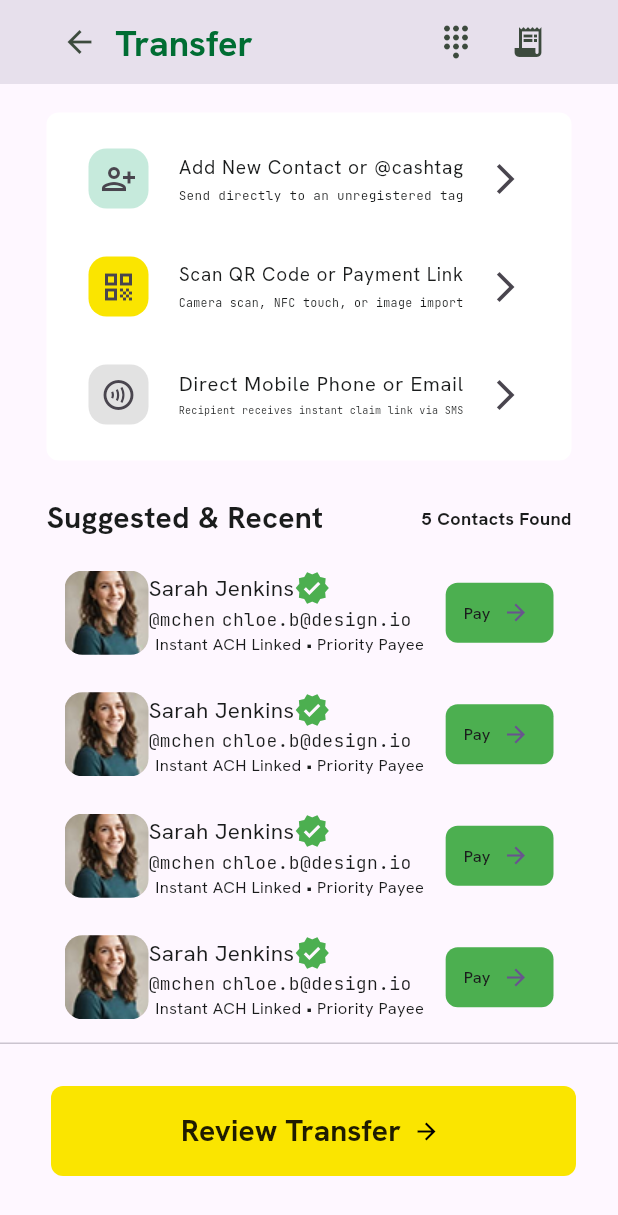
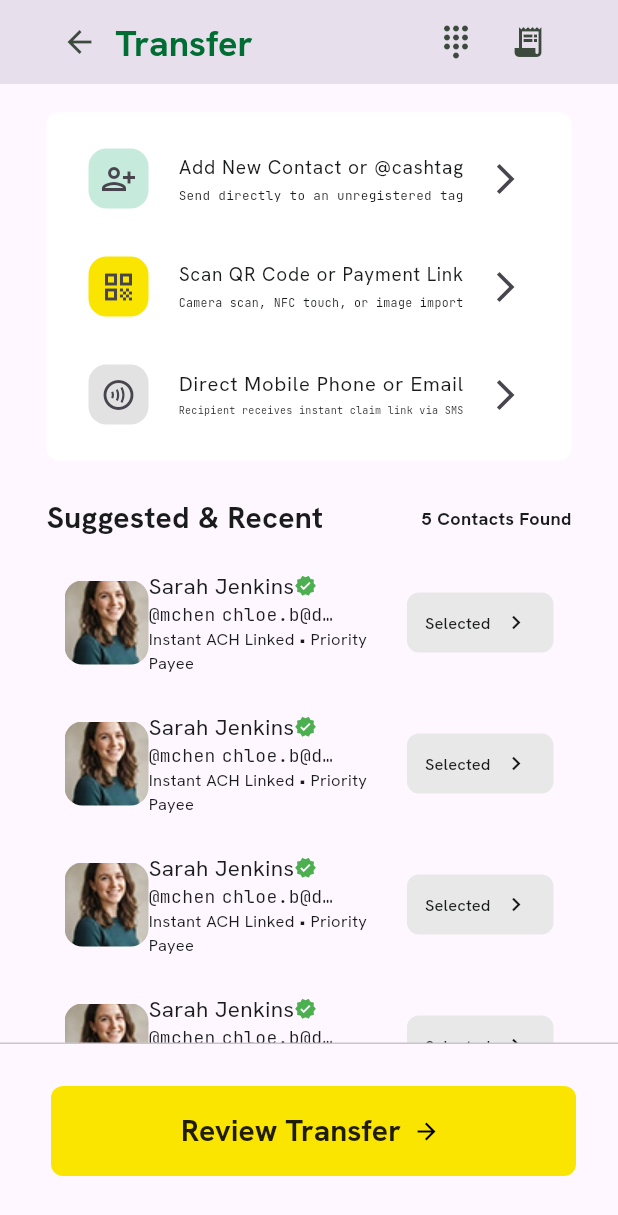
Before and after one commit to aduboakye/CashConnect, a Flutter app: the screen it shows after launch, scrolled down 576 dp, on a phone screen of 412 x 824 dp. Shown: the top 1215 px of the screen. Run offline on Flutter 3.47's test engine with Material 3 defaults, Android fonts, the phone set to English and light mode, and no system bars; our stand-ins replace animated_text_kit, fl_chart, google_fonts, shimmer, zoom_tap_animation; missing offline and left inert: animate_text, blinking_border, drawing_animation_plus, flutter_shaders_ui, glow_effects, pretty_animated_text.

Commit message:
updated cashpaytransferdashboard

```diff
--- a/lib/TransferPage/cashpayTransferdashboard.dart
+++ b/lib/TransferPage/cashpayTransferdashboard.dart
@@ -10,23 +10,24 @@ class Cashpaytransferdashboard extends StatefulWidget {
 }
 
 class _CashpaytransferdashboardState extends State<Cashpaytransferdashboard> {
+  int? selectedMember;
   Widget recent({
     required String title,
     required String subtitle,
     required String subtitle1,
-
+    required bool isSelected,
     required text,
     required String image,
     required IconData icon,
-    //bool isverified,
+    required VoidCallback onTap,
+
   }) {
     return Container(
       width: 350,
       // height: 200,
       padding: EdgeInsetsGeometry.symmetric(vertical: 12, horizontal: 12),
       child: Row(
-        mainAxisAlignment: MainAxisAlignment.spaceBetween,
-        crossAxisAlignment: CrossAxisAlignment.center,
+        mainAxisAlignment: MainAxisAlignment.start,
 
         children: [
           Flexible(
@@ -58,7 +59,7 @@ class _CashpaytransferdashboardState extends State<Cashpaytransferdashboard> {
                                 ),
                               ),
                               // SizedBox(width: 1),
-                              Icon(icon, color: Colors.green),
+                              Icon(icon, color: Colors.green, size: 15),
                             ],
                           ),
                         ),
@@ -68,19 +69,27 @@ class _CashpaytransferdashboardState extends State<Cashpaytransferdashboard> {
                           child: Row(
                             mainAxisAlignment: MainAxisAlignment.start,
                             children: [
-                              Text(
+                              Flexible(
+                                child: Text(
                                   subtitle,
+                                  maxLines: 1,
+                                  overflow: TextOverflow.ellipsis,
                                   style: GoogleFonts.jetBrainsMono(
                                     fontSize: 12,
                                     color: Color(0xFF1A1C1C),
                                   ),
                                 ),
+                              ),
                               SizedBox(width: 4),
-                              Text(
+                              Expanded(
+                                child: Text(
                                   subtitle1,
+                                  maxLines: 1,
+                                  overflow: TextOverflow.ellipsis,
                                   style: GoogleFonts.jetBrainsMono(
                                     fontSize: 12,
                                     color: Color(0xFF1A1C1C),
+                                  ),
                                 ),
                               ),
                             ],
@@ -96,28 +105,33 @@ class _CashpaytransferdashboardState extends State<Cashpaytransferdashboard> {
                       ],
                     ),
                   ),
+                ],
+              ),
+            ),
+          ),
           SizedBox(width: 10),
           TextButton.icon(
-                    onPressed: () {},
+            onPressed: onTap,
             style: IconButton.styleFrom(
-                      backgroundColor: Colors.green,
+              backgroundColor:isSelected
+                  ? const Color(0xFF006D33)
+                  : const Color(0xFFE8E8E8),
+              foregroundColor: isSelected
+                  ? Colors.white
+                  : const Color(0xFF1A1C1C),
               shape: RoundedRectangleBorder(
                 borderRadius: BorderRadiusGeometry.circular(8),
               ),
             ),
             label: Text(
-                      'Pay',
+              isSelected ? 'Pay' : 'Selected',
               style: GoogleFonts.hankenGrotesk(
                 fontSize: 11,
                 color: Color(0xFF1A1C1C),
               ),
             ),
-                    icon: Icon(Icons.arrow_forward),
+            icon: isSelected ? Icon(Icons.arrow_forward) :Icon(Icons.chevron_right),
             iconAlignment: IconAlignment.end,
-                  ),
-                ],
-              ),
-            ),
           ),
         ],
       ),
@@ -178,6 +192,7 @@ class _CashpaytransferdashboardState extends State<Cashpaytransferdashboard> {
     required String surname,
     required String image,
     bool isactive = true,
+    bool hasStar = false,
   }) {
     return Container(
       width: 70,
@@ -199,21 +214,23 @@ class _CashpaytransferdashboardState extends State<Cashpaytransferdashboard> {
                   size: 15,
                 ),
               ),
+              if (hasStar)
                 Positioned(
-                left: 42,
+                  right: -1,
                   top: -2,
                   child: Container(
-                  decoration: BoxDecoration(
+                    decoration: const BoxDecoration(
                       shape: BoxShape.circle,
                       color: Colors.amberAccent,
                     ),
-                  child: Icon(
+                    child: const Icon(
                       Icons.star,
-                    color: isactive ? Colors.black : Colors.grey,
+                      color: Colors.black,
                       size: 15,
                     ),
                   ),
                 ),
+
             ],
           ),
           ListTile(
@@ -329,7 +346,8 @@ class _CashpaytransferdashboardState extends State<Cashpaytransferdashboard> {
                   ),
                 ],
               ),
-             Row(mainAxisAlignment: MainAxisAlignment.center,
+              Row(
+                mainAxisAlignment: MainAxisAlignment.center,
                 children: [
                   IconButton(
                     onPressed: () {},
@@ -340,7 +358,7 @@ class _CashpaytransferdashboardState extends State<Cashpaytransferdashboard> {
                     icon: Icon(Icons.receipt_long, color: Color(0xFF3C4A3D)),
                   ),
                 ],
-             )
+              ),
             ],
           ),
         ),
@@ -357,7 +375,7 @@ class _CashpaytransferdashboardState extends State<Cashpaytransferdashboard> {
             ),
             child: TextButton.icon(
               onPressed: () {},
-              icon: Icon(Icons.arrow_forward,color: Colors.black,),
+              icon: Icon(Icons.arrow_forward, color: Colors.black),
               iconAlignment: IconAlignment.end,
               label: Text(
                 'Review Transfer',
@@ -591,32 +609,43 @@ class _CashpaytransferdashboardState extends State<Cashpaytransferdashboard> {
                             name: 'Sarah',
                             surname: '@sarahj',
                             image: 'images/cashpaym1.png',
+                            isactive: true, // Green circle
+                            hasStar: true,  // Show star
                           ),
                           cashpaymember(
                             name: 'Sarah',
                             surname: '@sarahj',
                             image: 'images/cashpaym1.png',
+                            isactive: false, // Grey circle
+                            hasStar: false,  // No star
                           ),
                           cashpaymember(
                             name: 'Sarah',
                             surname: '@sarahj',
                             image: 'images/cashpaym1.png',
+                            isactive: true,
+                            hasStar: false,
                           ),
                           cashpaymember(
                             name: 'Sarah',
                             surname: '@sarahj',
                             image: 'images/cashpaym1.png',
+                            isactive: false,
+                            hasStar: true,
                           ),
                           cashpaymember(
                             name: 'Sarah',
                             surname: '@sarahj',
                             image: 'images/cashpaym1.png',
+                            isactive: true,
+                            hasStar: true,
                           ),
-
                           cashpaymember(
                             name: 'Sarah',
                             surname: '@sarahj',
                             image: 'images/cashpaym1.png',
+                            isactive: false,
+                            hasStar: false,
                           ),
                         ],
                       ),
@@ -692,6 +721,10 @@ class _CashpaytransferdashboardState extends State<Cashpaytransferdashboard> {
                             image: 'images/cashpaym1.png',
                             icon: Icons.verified,
                             subtitle1: 'chloe.b@design.io',
+                            isSelected: selectedMember == 0,
+                            onTap: () {
+                              setState(() => selectedMember = 0);
+                            },
                           ),
                           recent(
                             title: 'Sarah Jenkins',
@@ -700,6 +733,10 @@ class _CashpaytransferdashboardState extends State<Cashpaytransferdashboard> {
                             image: 'images/cashpaym1.png',
                             icon: Icons.verified,
                             subtitle1: 'chloe.b@design.io',
+                            isSelected: selectedMember == 2,
+                            onTap: () {
+                              setState(() => selectedMember = 2);
+                            },
                           ),
                           recent(
                             title: 'Sarah Jenkins',
@@ -708,6 +745,10 @@ class _CashpaytransferdashboardState extends State<Cashpaytransferdashboard> {
                             image: 'images/cashpaym1.png',
                             icon: Icons.verified,
                             subtitle1: 'chloe.b@design.io',
+                            isSelected: selectedMember == 1,
+                            onTap: () {
+                              setState(() => selectedMember = 1);
+                            },
                           ),
                           recent(
                             title: 'Sarah Jenkins',
@@ -716,6 +757,10 @@ class _CashpaytransferdashboardState extends State<Cashpaytransferdashboard> {
                             image: 'images/cashpaym1.png',
                             icon: Icons.verified,
                             subtitle1: 'chloe.b@design.io',
+                            isSelected: selectedMember == 3,
+                            onTap: () {
+                              setState(() => selectedMember = 3);
+                            },
                           ),
                         ],
                       ),
```
Lines whose indentation alone changed are shown as unchanged.
